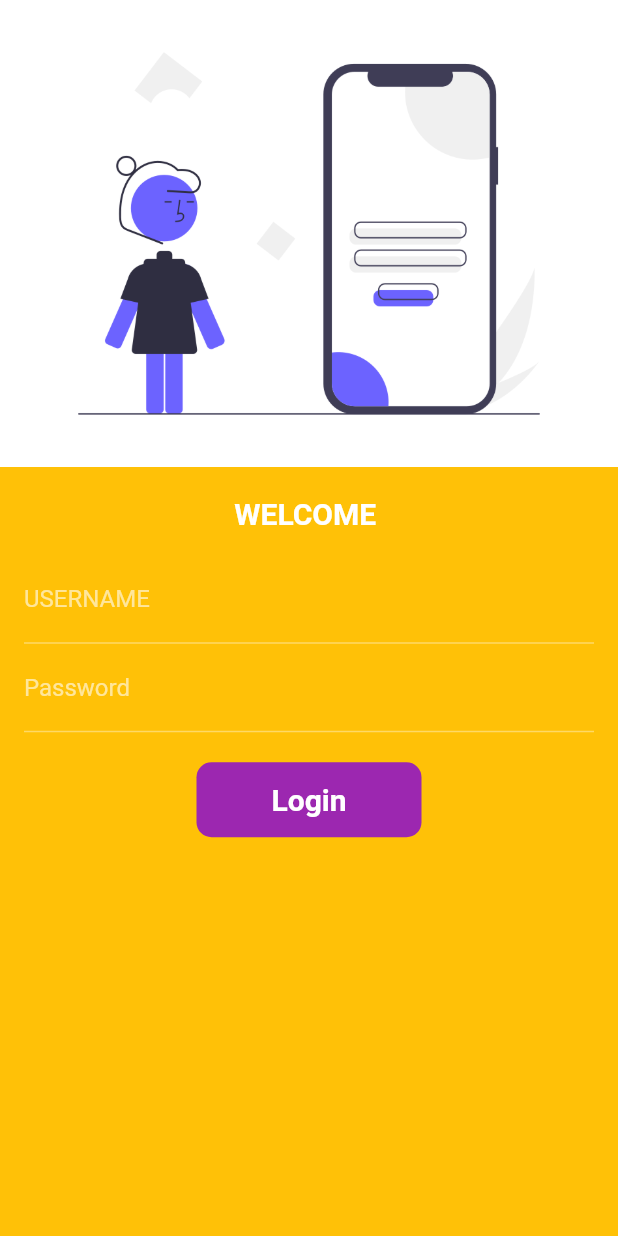
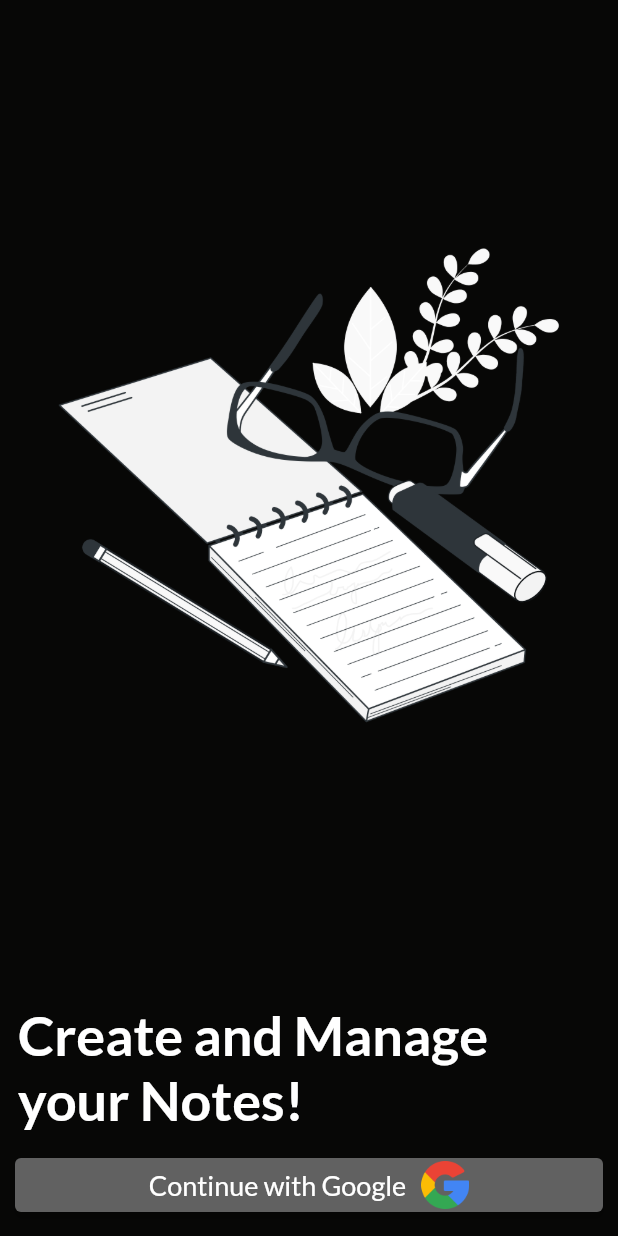
Before and after one commit to Decimator/project_notes_app, a Flutter app: the screen it shows after launch, on a phone screen of 412 x 824 dp. Run offline on Flutter 3.47's test engine with Material 2 defaults, Android fonts, the phone set to English and light mode, and no system bars; our stand-ins replace cloud_firestore, firebase_auth, firebase_core, google_sign_in; accounts and stored records are empty.

Commit message:
file completed

```diff
--- a/lib/main.dart
+++ b/lib/main.dart
@@ -20,19 +20,22 @@ class MyApp extends StatelessWidget {
     int days=30;
     String int1="aditya bhushan";
     return  MaterialApp(
-      //home: home_page(),
-      themeMode: ThemeMode.light,
+      title: "My Notes",
+      home: login(),
+      //themeMode: ThemeMode.light,
       theme: ThemeData.dark().copyWith(
         primaryColor: Colors.white,
+        accentColor: Colors.white,
+        scaffoldBackgroundColor: const  Color(0xff070706),
       ),
 
-      routes: {
+      /*routes: {
         "/": (context)=>login(),
         MyRoutes.homeRoute:(context)=>home_page(),
-        MyRoutes.loginRoute:(context)=>login(),
+        MyRoutes.loginRoute:(context)=>login(),*/
 
 
-      },
+
     );
   }
 }
--- a/lib/pages/login.dart
+++ b/lib/pages/login.dart
@@ -1,5 +1,6 @@
 import 'package:flutter/material.dart';
-import 'package:untitled1/utilities/routes.dart';
+import 'package:untitled1/controller/google_auth.dart';
+//import 'package:untitled1/utilities/routes.dart';
 
 class login extends StatefulWidget {
   const login({Key? key}) : super(key: key);
@@ -9,96 +10,70 @@ class login extends StatefulWidget {
 }
 
 class _loginState extends State<login> {
-  String name="";
-  bool changeButton= false;
   @override
   Widget build(BuildContext context) {
-    return  Material(
-      color: Colors.amber,
-     child: SingleChildScrollView(
+    return Scaffold(
+      body: Center(
           child: Column(
         children: [
-           Image.asset("assets/images/login_image1.png",fit:
-           BoxFit.cover),
+          Expanded(
+            child: Container(
+              decoration: const BoxDecoration(
+                image: DecorationImage(
+                  image: AssetImage(
+                    "assets/images/cover.png",
+                  ),
+                ),
+              ),
+            ),
+          ),
+          const Padding(
+            padding:  EdgeInsets.all(12.0),
+            child:  Text("Create and Manage your Notes!",
+              style: TextStyle(
+                fontSize: 36,
+                fontFamily: "lato",
+                fontWeight: FontWeight.bold,
+              ),
+            ),
+          ),
+          Padding(
+            padding: const EdgeInsets.symmetric(
+              horizontal: 10,
+            ),
+            child:  ElevatedButton(onPressed:(){
+              signInWithGoogle(context);
+            },
+              style: ButtonStyle(
+                backgroundColor: MaterialStateProperty.all(Colors.grey[700]),
+              ) , child: Row(
+                mainAxisAlignment: MainAxisAlignment.center,
+              children:  [
+                 const Text("Continue with Google",
+                     style: TextStyle(
+                       fontSize: 18,
+                       fontFamily: "lato",
+                       //fontWeight: FontWeight.bold,
+                     )
+
+                 ),
                 const SizedBox(
-             height: 20,
+                  width: 10,
                 ),
-            Text("WELCOME $name" ,style:const TextStyle(
-             fontSize: 20,
-             fontWeight: FontWeight.bold,
-           ),),
+                Image.asset("assets/images/google.png",
+                  height: 32,
+                ),
 
-           Padding(
-             padding: const EdgeInsets.all(16.0),
-             child: Column(
-               children: [
-                 TextFormField(
-                   decoration: const InputDecoration(
-                       hintText: "Enter Username",
-                       labelText: "USERNAME"
+              ],
             ),
-                   onChanged:(value){
-                     name=value;
-                     setState((){});
-                   },
-                 ),
-                 TextFormField(
-                   obscureText: true,
-                   decoration: const InputDecoration(
-                       hintText: "Enter Password",
-                       labelText: "Password"
+
             ),
           ),
           const SizedBox(
-                   height: 20,
+            height: 10,
           ),
-                 InkWell(
-                   onTap: () async {
-                     setState((){
-                       changeButton=true;
-                     });
-                     await Future.delayed(const Duration(seconds: 1));
-                     Navigator.pushNamed(context, MyRoutes.homeRoute);
-                   },
-                   child: AnimatedContainer(
-                     duration:  const Duration(seconds: 1),
-                     width: changeButton?60 : 150,
-                     decoration:  BoxDecoration(
-                       color: Colors.purple,
-                       borderRadius: BorderRadius.circular(10),
-                     ),
-
-                     height: 50,
-                       //color: Colors.purple,
-                     alignment: Alignment.center ,
-                     child: changeButton?const Icon(Icons.done,color: Colors.white,): const Text("Login",style: TextStyle(
-                       color: Colors.white,
-                       fontWeight: FontWeight.bold,
-                       fontSize: 20,
-                     ),) ,
-                   ),
-                 ),
-
-
-                /* ElevatedButton(onPressed: () {
-                   Navigator.pushNamed(context, MyRoutes.homeRoute);
-                 },
-
-                   style: TextButton.styleFrom(minimumSize: const Size(120,40)),
-                     child:const Text("Login"),
-                   ),*/
-
-
         ],
-
-             ),
-           ),
-
-
-
-         ],
-       ),
-     ),
+      )),
     );
   }
 }
```
Also changed, not shown: lib/controller/google_auth.dart (added, +67 -0 lines), lib/pages/addnote.dart (added, +109 -0 lines), lib/pages/home_page.dart (+97 -8 lines), lib/pages/viewnote.dart (added, +113 -0 lines), pubspec.yaml (+7 -14 lines), assets/fonts/Lato-Bold.ttf (added), assets/fonts/Lato-Regular.ttf (added), assets/images/cover.png (added), assets/images/google.png (added), 1 other file. Lines whose indentation alone changed are shown as unchanged.
